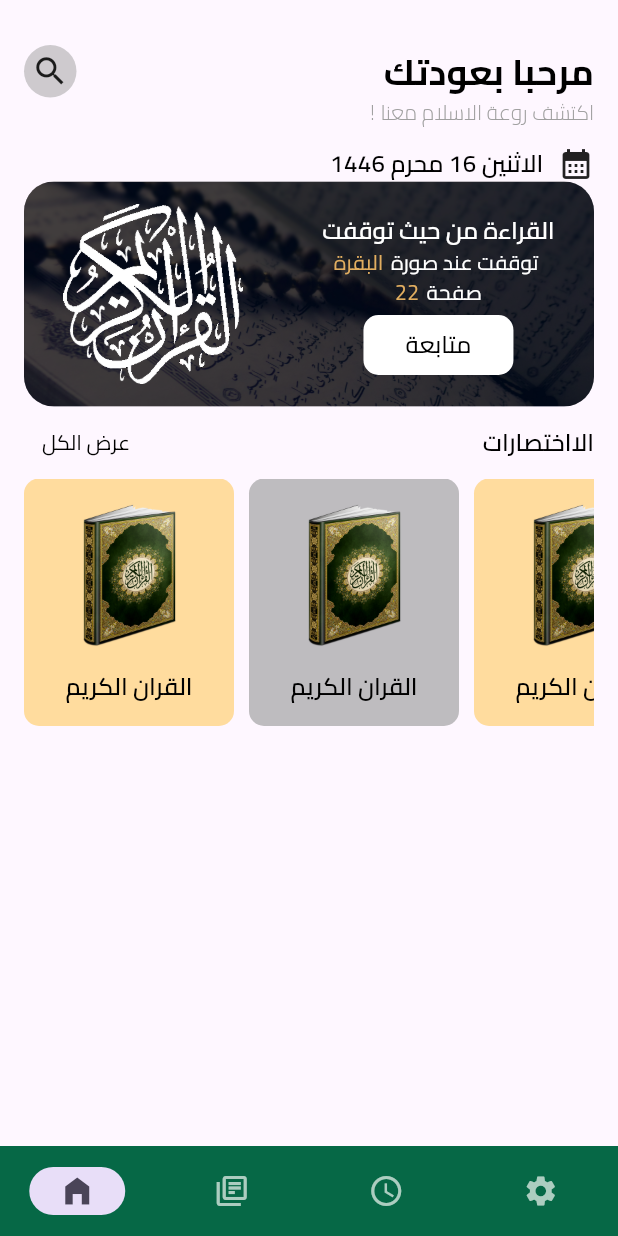
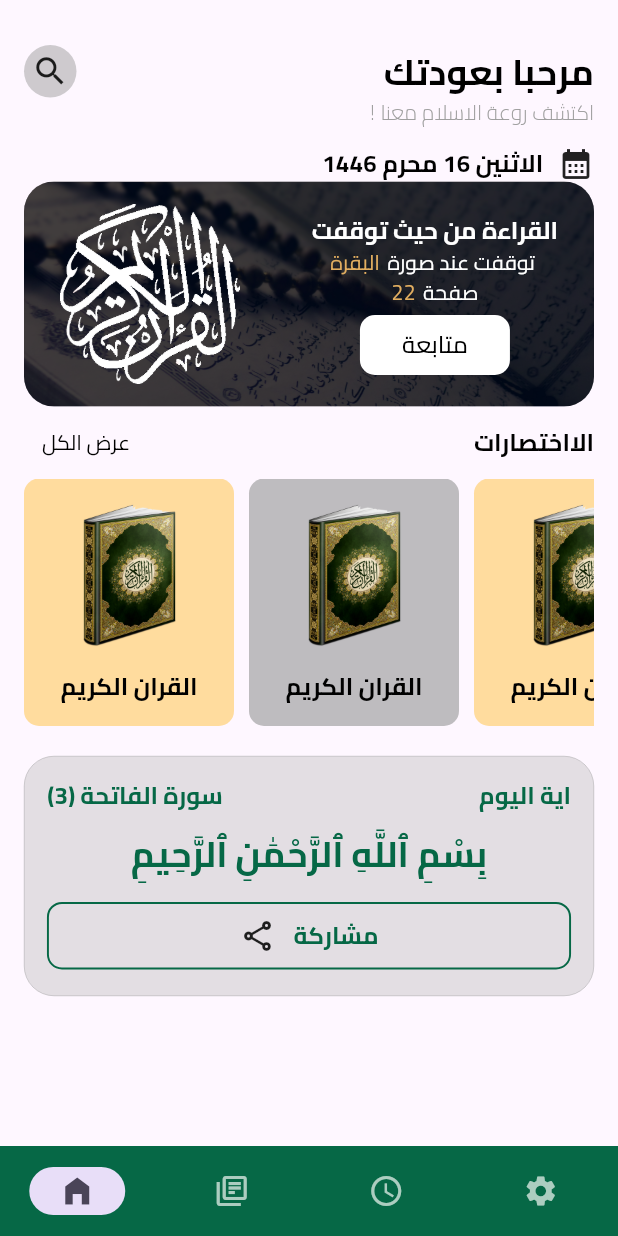
Before and after one commit to ahmedabdalla67/Al-Nour-main, a Flutter app: the screen it shows after launch, on a phone screen of 412 x 824 dp. Run offline on Flutter 3.47's test engine with Material 3 defaults, Android fonts, the phone set to English and light mode, and no system bars.

Commit message:
add new font and finish card of aya ui

```diff
--- a/lib/core/utils/theme_manager.dart
+++ b/lib/core/utils/theme_manager.dart
@@ -6,7 +6,7 @@ ThemeData getApplicationTheme() {
   return ThemeData(
     brightness: Brightness.light,
     fontFamily: 'Cairo',
-    buttonTheme: ButtonThemeData(buttonColor: ManageColors.black),
+    buttonTheme: const ButtonThemeData(buttonColor: ManageColors.black),
     iconTheme: const IconThemeData(),
     bottomNavigationBarTheme: const BottomNavigationBarThemeData(
       selectedIconTheme: IconThemeData(color: ManageColors.primary),
@@ -25,8 +25,9 @@ ThemeData getApplicationTheme() {
           color: ManageColors.gray,
           fontSize: FontSize.s14),
       headlineLarge: TextStyle(
+
           fontFamily: FontConstants.fontFamily,
-          fontWeight: FontWeightManager.semiBold,
+          fontWeight: FontWeightManager.bold,
           color: ManageColors.black,
           fontSize: FontSize.s16),
       displayLarge: TextStyle(
--- a/lib/features/home/presentation/screens/home_screen.dart
+++ b/lib/features/home/presentation/screens/home_screen.dart
@@ -3,13 +3,15 @@ import 'package:mesk/core/shared_component/home_top_bar.dart';
 import 'package:mesk/core/utils/theme_manager.dart';
 import 'package:mesk/features/home/presentation/widgets/custom_container.dart';
 import 'package:mesk/features/home/presentation/widgets/list_view_cards.dart';
+import 'package:mesk/features/home/presentation/widgets/random_aya.dart';
 
 class HomeScreen extends StatelessWidget {
   const HomeScreen({super.key});
 
   @override
   Widget build(BuildContext context) {
-    return  Padding(
+    return  SingleChildScrollView(
+      child: Padding(
         padding: const EdgeInsets.symmetric(horizontal: 16.0),
         child: Column(
           crossAxisAlignment: CrossAxisAlignment.end,
@@ -35,8 +37,12 @@ class HomeScreen extends StatelessWidget {
               Text('الااختصارات', style: getApplicationTheme().textTheme.headlineLarge),
               TextButton(onPressed: (){}, child: Text('عرض الكل', style: getApplicationTheme().textTheme.bodyLarge,),),
             ],),
-          const SizedBox(height: 165, child: ListViewCards())
+            const SizedBox(height: 165, child: ListViewCards()),
+
+            const SizedBox(height: 20,),
+                  const RandomAya(),
           ],
+        ),
       ),
     );
   }
--- /dev/null
+++ b/lib/features/home/presentation/widgets/random_aya.dart
@@ -0,0 +1,52 @@
+import 'package:flutter/material.dart';
+import 'package:mesk/core/utils/colors.dart';
+import 'package:mesk/core/utils/theme_manager.dart';
+
+class RandomAya extends StatelessWidget {
+  const RandomAya({super.key});
+
+  @override
+  Widget build(BuildContext context) {
+    return Container(
+      padding: const EdgeInsets.all(15),
+      height: 160,
+      width: double.infinity,
+      decoration: BoxDecoration(
+        color: ManageColors.card2.withOpacity(0.28),
+        border: const Border.fromBorderSide(BorderSide(width: 0.3, color: ManageColors.card2)),
+        borderRadius: BorderRadius.circular(20),
+      ),
+      child: Column(
+        children: [
+          Row(
+            textDirection: TextDirection.rtl,
+            mainAxisAlignment: MainAxisAlignment.spaceBetween,
+            children: [
+              Text('اية اليوم', style: getApplicationTheme().textTheme.headlineLarge!.copyWith(color: ManageColors.primary),),
+              Text('سورة الفاتحة (3)',textDirection: TextDirection.rtl, style: getApplicationTheme().textTheme.headlineLarge!.copyWith(color: ManageColors.primary),),
+            ],
+          ),
+          const SizedBox(height: 10,),
+          Text('﻿بِسْمِ ٱللَّهِ ٱلرَّحْمَٰنِ ٱلرَّحِيمِ', style: getApplicationTheme().textTheme.displayLarge!.copyWith(color: ManageColors.primary),),
+        const SizedBox(height: 15,),
+
+        Container(
+          width: double.infinity,
+          height: 45,
+          decoration:  BoxDecoration(
+            borderRadius: BorderRadius.circular(10),
+            border: const Border.fromBorderSide(BorderSide(color: ManageColors.primary, width: 1.3,),),),
+        child: Row(
+          mainAxisAlignment: MainAxisAlignment.center,
+          textDirection: TextDirection.rtl,
+          children: [
+          Text('مشاركة', style: getApplicationTheme().textTheme.headlineLarge!.copyWith(color: ManageColors.primary),),
+          const SizedBox(width: 12,),
+          const Icon(Icons.share_outlined),
+        ],),
+        )
+        ],
+      ),
+    );
+  }
+}
```
Also changed, not shown: pubspec.yaml (+9 -9 lines), assets/fonts/cairoFont/Cairo-Bold.ttf (renamed from assets/fonts/Cairo-Bold.ttf), assets/fonts/cairoFont/Cairo-Light.ttf (renamed from assets/fonts/Cairo-Light.ttf), assets/fonts/cairoFont/Cairo-Medium.ttf (renamed from assets/fonts/Cairo-Medium.ttf), assets/fonts/cairoFont/Cairo-Regular.ttf (renamed from assets/fonts/Cairo-Regular.ttf), assets/fonts/cairoFont/Cairo-SemiBold.ttf (renamed from assets/fonts/Cairo-SemiBold.ttf), assets/fonts/noorFont/ArbFONTS-AGCBold.ttf (added), assets/fonts/noorFont/ArbFONTS-AGCRegular.ttf (added). Lines whose indentation alone changed are shown as unchanged.
